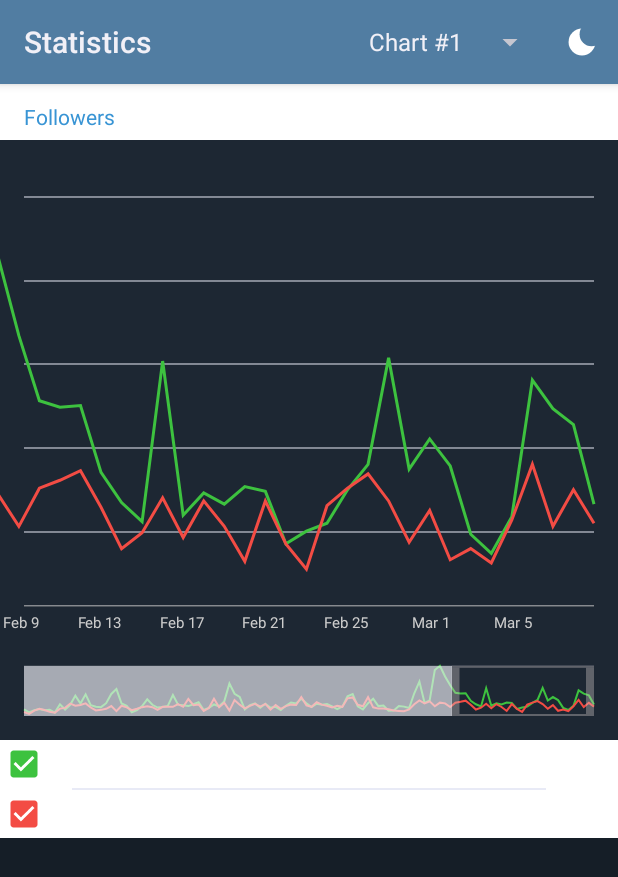
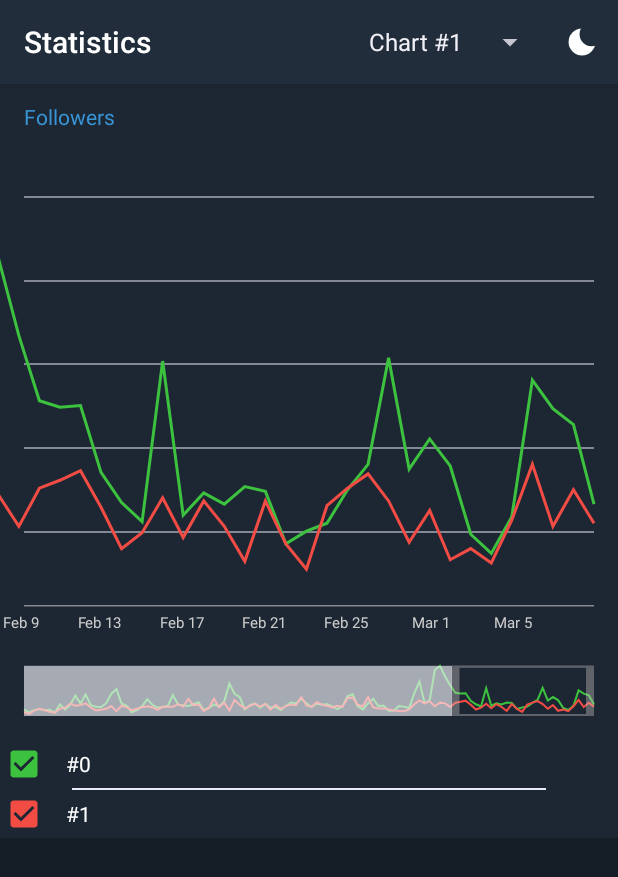
Before and after one commit to elec60/TelegramContestChart, an Android app: the screen it shows after launch (MainActivity), after a tap on "Night Mode", on a phone screen of 412 x 824 dp. Shown: the top 877 px of the screen. Run offline under Robolectric (Android 15) with nearby library versions, the phone set to English and light mode, and no system bars.

Commit message:
initial commit

```diff
--- a/app/src/main/java/com/hm60/telegramcontestchart/MainActivity.java
+++ b/app/src/main/java/com/hm60/telegramcontestchart/MainActivity.java
@@ -25,8 +25,10 @@ import android.widget.CheckBox;
 import android.widget.CompoundButton;
 import android.widget.LinearLayout;
 import android.widget.Spinner;
+import android.widget.TextView;
 
 import com.hm60.telegramcontestchart.ui.component.TelegramChart;
+import com.hm60.telegramcontestchart.util.ColorUtil;
 
 import org.json.JSONArray;
 import org.json.JSONException;
@@ -36,6 +38,7 @@ import java.io.BufferedReader;
 import java.io.IOException;
 import java.io.InputStreamReader;
 import java.util.ArrayList;
+import java.util.Iterator;
 import java.util.List;
 
 public class MainActivity extends Activity {
@@ -44,30 +47,37 @@ public class MainActivity extends Activity {
 
     TelegramChart chart;
     LinearLayout checkBoxesContainer;
+    ArrayList<View> checkBoxesList = new ArrayList<>();
 
     private MenuItem mSpinnerItem1 = null;
     CharSequence[] sequences = new CharSequence[5];
 
     private ValueAnimator colorAnimator;
 
+    private TextView textViewTitle;
+
+    private final static int windowBackColorDark = 0xff151e27;
+    private final static int windowBackColorLight = 0xfff0f0f0;
+    private final static int actionBarBackColorLight = 0xff517da2;
+    private final static int actionBarBackColorDark = 0xff212d3b;
+    private final static int statusBarColorDark = 0xff1a242e;
+    private final static int statusBarColorLight = 0xff426382;
+
     @Override
     protected void onCreate(Bundle savedInstanceState) {
         super.onCreate(savedInstanceState);
 
-        getWindow().setBackgroundDrawable(new ColorDrawable(-986896));
+        getWindow().setBackgroundDrawable(new ColorDrawable(windowBackColorLight));
 
         if (getActionBar() != null) {
-            getActionBar().setBackgroundDrawable(new ColorDrawable(-11436638));
+            getActionBar().setBackgroundDrawable(new ColorDrawable(actionBarBackColorLight));
             getActionBar().setTitle(Html.fromHtml("<font color='#FFFFFF'>Statistics</font>"));
         }
 
         setContentView(R.layout.activity_main);
 
+        textViewTitle = findViewById(R.id.tvTitle);
         checkBoxesContainer = findViewById(R.id.checkbox_container);
-
-        if (getActionBar() != null) {
-            getActionBar().setTitle("Statistics");
-        }
 
         chart = findViewById(R.id.chart);
 
@@ -119,11 +129,14 @@ public class MainActivity extends Activity {
             chart.setData(yDataList, xData, names, colors, types, "Followers");
 
             checkBoxesContainer.removeAllViews();
+            checkBoxesList.clear();
             for (int i1 = 0; i1 < yDataList.size(); i1++) {
                 String name = names[i1];
                 String color = colors[i1];
 
-                checkBoxesContainer.addView(createCheckBox(i1, name, color));
+                CheckBox checkBox = createCheckBox(i1, name, color);
+                checkBoxesList.add(checkBox);
+                checkBoxesContainer.addView(checkBox);
             }
 
         } catch (JSONException e) {
@@ -244,20 +257,32 @@ public class MainActivity extends Activity {
         fArr[1] = f;
 
         colorAnimator = ValueAnimator.ofFloat(fArr);
-        colorAnimator.setDuration(150);
+        colorAnimator.setDuration(200);
         colorAnimator.setInterpolator(new DecelerateInterpolator(2.0f));
         colorAnimator.addUpdateListener(new ValueAnimator.AnimatorUpdateListener() {
             @Override
             public void onAnimationUpdate(ValueAnimator animation) {
-                chart.applyTheme((Float) animation.getAnimatedValue());
+                Float value = (Float) animation.getAnimatedValue();
+
+                chart.applyTheme(value);
+                getWindow().setBackgroundDrawable(new ColorDrawable(ColorUtil.combineColors(windowBackColorLight, windowBackColorDark, value)));
+                if (Build.VERSION.SDK_INT >= Build.VERSION_CODES.LOLLIPOP) {
+                    getWindow().setStatusBarColor(ColorUtil.combineColors(statusBarColorLight, statusBarColorDark, value));
+                }
+
+                if (getActionBar() != null) {
+                    getActionBar().setBackgroundDrawable(new ColorDrawable(ColorUtil.combineColors(actionBarBackColorLight, actionBarBackColorDark, value)));
+                }
+
+                checkBoxesContainer.setBackgroundColor(ColorUtil.combineColors(TelegramChart.chartColorLight, TelegramChart.chartColorDark, value));
+                textViewTitle.setBackgroundColor(ColorUtil.combineColors(TelegramChart.chartColorLight, TelegramChart.chartColorDark, value));
+
+                for (Object aCheckBoxesList : checkBoxesList) {
+                    ((CheckBox) aCheckBoxesList).setTextColor(ColorUtil.combineColors(Color.BLACK, Color.WHITE, value));
+                }
             }
         });
         colorAnimator.start();
-
-        getWindow().setBackgroundDrawable(new ColorDrawable(this.isDark ? -15393241 : -986896));
-        if (Build.VERSION.SDK_INT >= Build.VERSION_CODES.LOLLIPOP) {
-            getWindow().setStatusBarColor(this.isDark ? -15064018 : -12426366);
-        }
 
     }
 
--- a/app/src/main/java/com/hm60/telegramcontestchart/ui/component/TelegramChart.java
+++ b/app/src/main/java/com/hm60/telegramcontestchart/ui/component/TelegramChart.java
@@ -77,6 +77,9 @@ public class TelegramChart extends View {
     private PointF circlePoint = new PointF();
 
     private float lastMaxValue;
+    public static final int chartColorDark = 0xff1d2733;
+    public static final int chartColorLight = 0xffffffff;
+
 
     public void setCircleRadius(float circleRadius) {
         if (this.circleRadius == circleRadius) {
@@ -150,8 +153,8 @@ public class TelegramChart extends View {
         return this.color;
     }
 
-    public void applyTheme(float f) {
-        this.color = ColorUtil.combineColors(Color.WHITE, -14866637, f);
+    public void applyTheme(float colorLightFactor) {
+        this.color = ColorUtil.combineColors(chartColorLight, chartColorDark, colorLightFactor);
         invalidate();
     }
 
--- a/app/src/main/res/layout/activity_main.xml
+++ b/app/src/main/res/layout/activity_main.xml
@@ -14,6 +14,7 @@
         android:clipToPadding="true">
 
         <TextView
+            android:id="@+id/tvTitle"
             android:layout_width="match_parent"
             android:layout_height="wrap_content"
             android:text="@string/followers"
```
